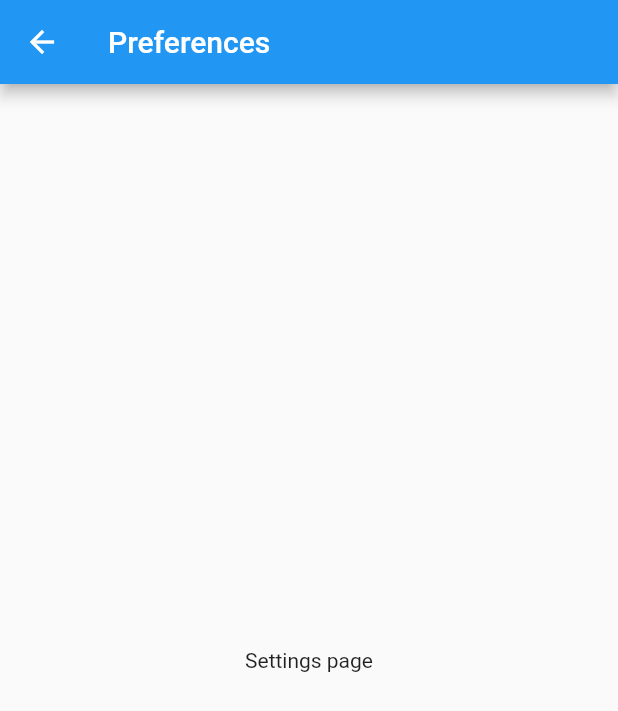
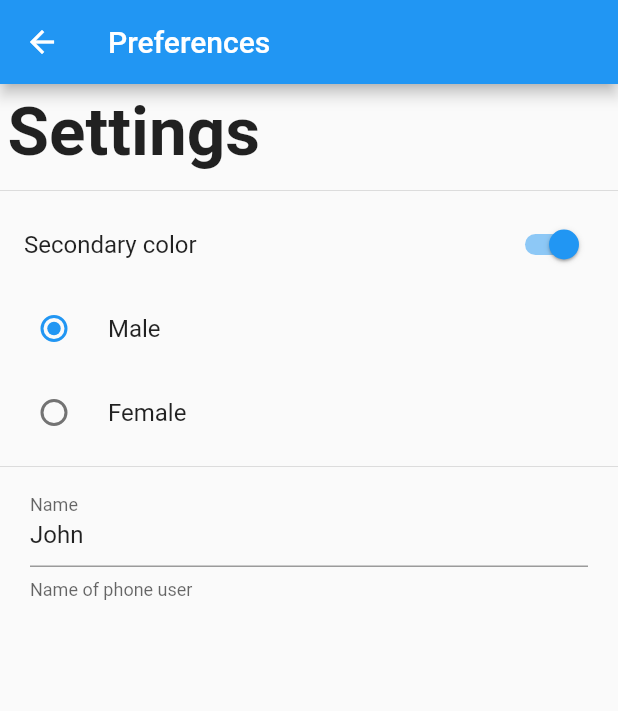
Before and after one commit to blessedmate/flutter-user-preferences-app, a Flutter app: the SettingsPage screen opened by its route, on a phone screen of 412 x 824 dp. Shown: the top 711 px of the screen. Run offline on Flutter 3.47's test engine with Material 2 defaults, Android fonts, the phone set to English and light mode, and no system bars; our stand-ins replace shared_preferences; accounts and stored records are empty.

Commit message:
settings page and user preferences import

```diff
--- a/lib/src/pages/settings_page.dart
+++ b/lib/src/pages/settings_page.dart
@@ -1,9 +1,43 @@
 import 'package:flutter/material.dart';
+import 'package:shared_preferences/shared_preferences.dart';
 
-class SettingsPage extends StatelessWidget {
+class SettingsPage extends StatefulWidget {
   const SettingsPage({Key? key}) : super(key: key);
 
   static const String routeName = 'settings';
+
+  @override
+  State<SettingsPage> createState() => _SettingsPageState();
+}
+
+class _SettingsPageState extends State<SettingsPage> {
+  bool _secondaryColor = true;
+  int _gender = 1;
+  String _name = 'John';
+
+  late TextEditingController _textController;
+
+  @override
+  void initState() {
+    super.initState();
+    loadPreferences();
+    _textController = TextEditingController(text: _name);
+  }
+
+  loadPreferences() async {
+    SharedPreferences prefs = await SharedPreferences.getInstance();
+    _gender = prefs.getInt('gender')!;
+    setState(() {});
+  }
+
+  _setSelectedRadio(int? value) async {
+    SharedPreferences prefs = await SharedPreferences.getInstance();
+
+    await prefs.setInt('gender', _gender);
+
+    _gender = value ?? 1;
+    setState(() {});
+  }
 
   @override
   Widget build(BuildContext context) {
@@ -11,8 +45,50 @@ class SettingsPage extends StatelessWidget {
         appBar: AppBar(
           title: const Text('Preferences'),
         ),
-        body: const Center(
-          child: Text('Settings page'),
+        body: ListView(
+          children: [
+            Container(
+              padding: const EdgeInsets.all(5),
+              child: const Text(
+                'Settings',
+                style: TextStyle(fontSize: 45, fontWeight: FontWeight.bold),
+              ),
+            ),
+            const Divider(),
+            SwitchListTile(
+              value: _secondaryColor,
+              title: const Text('Secondary color'),
+              onChanged: (val) {
+                setState(() {
+                  _secondaryColor = val;
+                });
+              },
+            ),
+            RadioListTile(
+              value: 1,
+              groupValue: _gender,
+              title: const Text('Male'),
+              onChanged: _setSelectedRadio,
+            ),
+            RadioListTile(
+              value: 2,
+              groupValue: _gender,
+              title: const Text('Female'),
+              onChanged: _setSelectedRadio,
+            ),
+            const Divider(),
+            Container(
+              padding: const EdgeInsets.symmetric(horizontal: 20),
+              child: TextField(
+                controller: _textController,
+                decoration: const InputDecoration(
+                  labelText: 'Name',
+                  helperText: 'Name of phone user',
+                ),
+                onChanged: (val) {},
+              ),
+            ),
+          ],
         ));
   }
 }
--- /dev/null
+++ b/lib/src/shared_preferences/user_preferences.dart
@@ -0,0 +1,7 @@
+class UserPreferences {
+  // No preferences used
+
+  bool? _secondaryColor;
+  int? _gender;
+  String? _name;
+}
--- a/pubspec.yaml
+++ b/pubspec.yaml
@@ -34,6 +34,7 @@ dependencies:
   # The following adds the Cupertino Icons font to your application.
   # Use with the CupertinoIcons class for iOS style icons.
   cupertino_icons: ^1.0.2
+  shared_preferences: ^2.0.8
 
 dev_dependencies:
   flutter_test:
```
Also changed, not shown: pubspec.lock.
